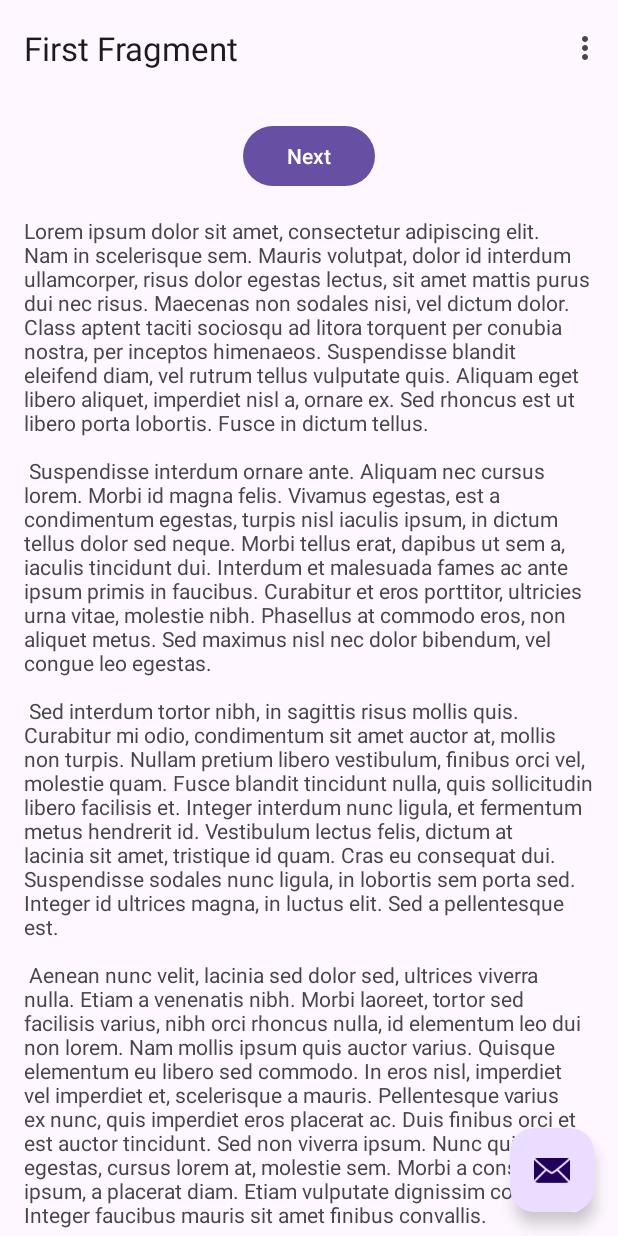
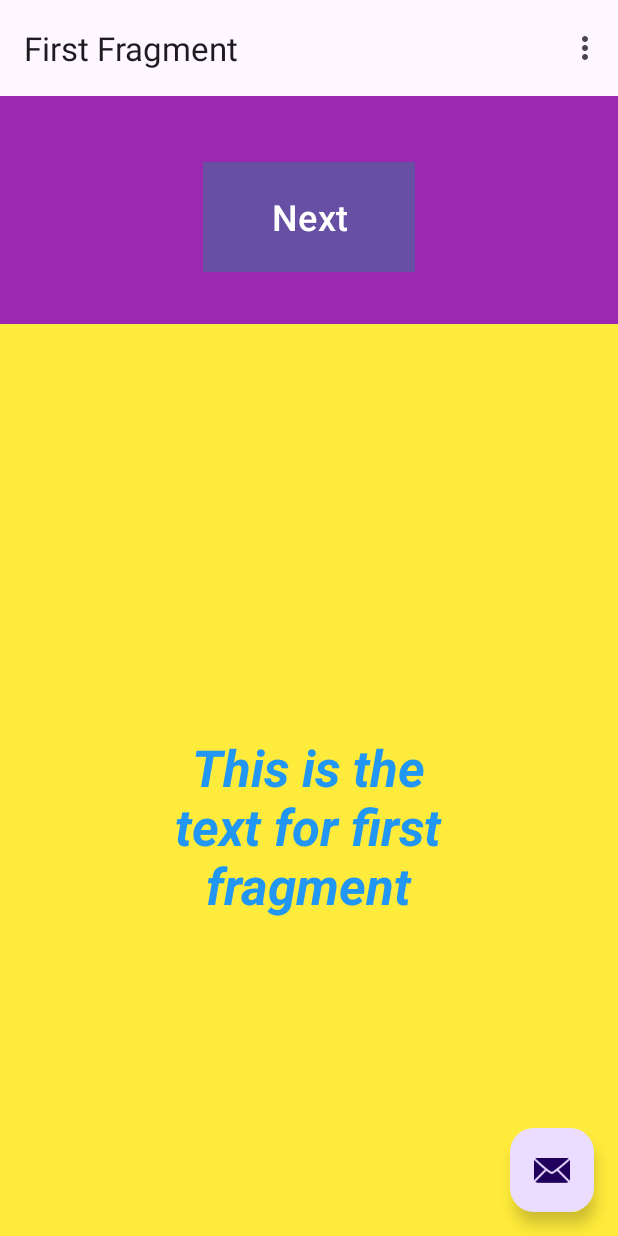
Before and after one commit to Duelivotni/my-android-app, an Android app: the screen it shows after launch (MainActivity), on a phone screen of 412 x 824 dp. Run offline under Robolectric (Android 15) with nearby library versions, the phone set to English and light mode, and no system bars; our stand-ins replace navigation-ui.

Commit message:
first fragment layout change

```diff
--- a/app/src/main/res/layout/content_main.xml
+++ b/app/src/main/res/layout/content_main.xml
@@ -2,6 +2,7 @@
 <androidx.constraintlayout.widget.ConstraintLayout
         xmlns:android="http://schemas.android.com/apk/res/android"
         xmlns:app="http://schemas.android.com/apk/res-auto"
+        xmlns:tools="http://schemas.android.com/tools"
         android:layout_width="match_parent"
         android:layout_height="match_parent"
         app:layout_behavior="@string/appbar_scrolling_view_behavior">
--- a/app/src/main/res/layout/fragment_first.xml
+++ b/app/src/main/res/layout/fragment_first.xml
@@ -5,30 +5,62 @@
         xmlns:tools="http://schemas.android.com/tools"
         android:layout_width="match_parent"
         android:layout_height="match_parent"
-        tools:context=".FirstFragment">
-    <androidx.constraintlayout.widget.ConstraintLayout
+        tools:context=".FirstFragment" android:background="#FFEB3B">
+
+    <LinearLayout
             android:layout_width="match_parent"
-            android:layout_height="match_parent"
-            android:padding="16dp">
-        <Button
-                android:id="@+id/button_first"
-                android:layout_width="wrap_content"
-                android:layout_height="wrap_content"
-                android:text="@string/next"
-                app:layout_constraintBottom_toTopOf="@id/textview_first"
-                app:layout_constraintEnd_toEndOf="parent"
-                app:layout_constraintStart_toStartOf="parent"
-                app:layout_constraintTop_toTopOf="parent"/>
+            android:layout_height="wrap_content"
+            android:orientation="vertical">
 
-        <TextView
-                android:id="@+id/textview_first"
-                android:layout_width="wrap_content"
-                android:layout_height="wrap_content"
-                android:layout_marginTop="16dp"
-                android:text="@string/lorem_ipsum"
-                app:layout_constraintBottom_toBottomOf="parent"
-                app:layout_constraintEnd_toEndOf="parent"
-                app:layout_constraintStart_toStartOf="parent"
-                app:layout_constraintTop_toBottomOf="@id/button_first"/>
-    </androidx.constraintlayout.widget.ConstraintLayout>
+        <androidx.constraintlayout.widget.ConstraintLayout
+                android:layout_width="match_parent"
+                android:layout_height="152dp"
+                android:padding="16dp" android:background="#9C27B0">
+
+            <!-- First ConstraintLayout content -->
+
+            <Button
+                    android:id="@+id/button_first"
+                    android:layout_width="141dp"
+                    android:layout_height="73dp"
+                    android:text="@string/next"
+                    app:layout_constraintEnd_toEndOf="parent"
+                    app:layout_constraintStart_toStartOf="parent"
+                    app:layout_constraintTop_toTopOf="parent" android:layout_marginTop="28dp"
+                    android:textSize="24sp" android:background="#4EC34A"/>
+
+        </androidx.constraintlayout.widget.ConstraintLayout>
+
+        <androidx.constraintlayout.widget.ConstraintLayout
+                android:layout_width="match_parent"
+                android:layout_height="713dp"
+                android:padding="16dp"
+                android:background="#FFEB3B">
+
+            <!-- Second ConstraintLayout content -->
+
+            <TextView
+                    android:id="@+id/textView"
+                    android:layout_width="224dp"
+                    android:layout_height="165dp"
+                    android:textSize="34sp"
+                    android:textAlignment="center"
+                    android:textColor="#2196F3"
+                    android:textStyle="bold|italic"
+                    android:text="@string/first_fragment_text"
+                    app:layout_constraintEnd_toEndOf="parent"
+                    app:layout_constraintStart_toStartOf="parent"
+                    app:layout_constraintTop_toBottomOf="@id/guideline"
+                    android:layout_marginTop="52dp"
+                    app:layout_constraintHorizontal_bias="0.497"/>
+            <androidx.constraintlayout.widget.Guideline
+                    android:id="@+id/guideline"
+                    android:layout_width="wrap_content"
+                    android:layout_height="wrap_content"
+                    android:orientation="horizontal"
+                    app:layout_constraintGuide_percent="0.3"/>
+        </androidx.constraintlayout.widget.ConstraintLayout>
+
+    </LinearLayout>
+
 </androidx.core.widget.NestedScrollView>
--- a/app/src/main/res/layout/fragment_second.xml
+++ b/app/src/main/res/layout/fragment_second.xml
@@ -25,7 +25,7 @@
                 android:layout_width="wrap_content"
                 android:layout_height="wrap_content"
                 android:layout_marginTop="16dp"
-                android:text="@string/lorem_ipsum"
+                android:text="@string/second_fragment_text"
                 app:layout_constraintBottom_toBottomOf="parent"
                 app:layout_constraintEnd_toEndOf="parent"
                 app:layout_constraintStart_toStartOf="parent"
--- a/app/src/main/res/values/colors.xml
+++ b/app/src/main/res/values/colors.xml
@@ -2,4 +2,5 @@
 <resources>
     <color name="black">#FF000000</color>
     <color name="white">#FFFFFFFF</color>
+    <color name="green">#86DA25</color>
 </resources>
--- a/app/src/main/res/values/strings.xml
+++ b/app/src/main/res/values/strings.xml
@@ -7,34 +7,10 @@
     <string name="next">Next</string>
     <string name="previous">Previous</string>
 
-    <string name="lorem_ipsum">
-        Lorem ipsum dolor sit amet, consectetur adipiscing elit. Nam in scelerisque sem. Mauris volutpat, dolor id
-        interdum ullamcorper, risus dolor egestas lectus, sit amet mattis purus dui nec risus. Maecenas non sodales
-        nisi, vel dictum dolor. Class aptent taciti sociosqu ad litora torquent per conubia nostra, per inceptos
-        himenaeos. Suspendisse blandit eleifend diam, vel rutrum tellus vulputate quis. Aliquam eget libero aliquet,
-        imperdiet nisl a, ornare ex. Sed rhoncus est ut libero porta lobortis. Fusce in dictum tellus.\n\n
-        Suspendisse interdum ornare ante. Aliquam nec cursus lorem. Morbi id magna felis. Vivamus egestas, est a
-        condimentum egestas, turpis nisl iaculis ipsum, in dictum tellus dolor sed neque. Morbi tellus erat, dapibus ut
-        sem a, iaculis tincidunt dui. Interdum et malesuada fames ac ante ipsum primis in faucibus. Curabitur et eros
-        porttitor, ultricies urna vitae, molestie nibh. Phasellus at commodo eros, non aliquet metus. Sed maximus nisl
-        nec dolor bibendum, vel congue leo egestas.\n\n
-        Sed interdum tortor nibh, in sagittis risus mollis quis. Curabitur mi odio, condimentum sit amet auctor at,
-        mollis non turpis. Nullam pretium libero vestibulum, finibus orci vel, molestie quam. Fusce blandit tincidunt
-        nulla, quis sollicitudin libero facilisis et. Integer interdum nunc ligula, et fermentum metus hendrerit id.
-        Vestibulum lectus felis, dictum at lacinia sit amet, tristique id quam. Cras eu consequat dui. Suspendisse
-        sodales nunc ligula, in lobortis sem porta sed. Integer id ultrices magna, in luctus elit. Sed a pellentesque
-        est.\n\n
-        Aenean nunc velit, lacinia sed dolor sed, ultrices viverra nulla. Etiam a venenatis nibh. Morbi laoreet, tortor
-        sed facilisis varius, nibh orci rhoncus nulla, id elementum leo dui non lorem. Nam mollis ipsum quis auctor
-        varius. Quisque elementum eu libero sed commodo. In eros nisl, imperdiet vel imperdiet et, scelerisque a mauris.
-        Pellentesque varius ex nunc, quis imperdiet eros placerat ac. Duis finibus orci et est auctor tincidunt. Sed non
-        viverra ipsum. Nunc quis augue egestas, cursus lorem at, molestie sem. Morbi a consectetur ipsum, a placerat
-        diam. Etiam vulputate dignissim convallis. Integer faucibus mauris sit amet finibus convallis.\n\n
-        Phasellus in aliquet mi. Pellentesque habitant morbi tristique senectus et netus et malesuada fames ac turpis
-        egestas. In volutpat arcu ut felis sagittis, in finibus massa gravida. Pellentesque id tellus orci. Integer
-        dictum, lorem sed efficitur ullamcorper, libero justo consectetur ipsum, in mollis nisl ex sed nisl. Donec
-        maximus ullamcorper sodales. Praesent bibendum rhoncus tellus nec feugiat. In a ornare nulla. Donec rhoncus
-        libero vel nunc consequat, quis tincidunt nisl eleifend. Cras bibendum enim a justo luctus vestibulum. Fusce
-        dictum libero quis erat maximus, vitae volutpat diam dignissim.
+    <string name="first_fragment_text">
+        This is the text for first fragment
+    </string>
+    <string name="second_fragment_text">
+        This is the text of the second fragment
     </string>
 </resources>
```
